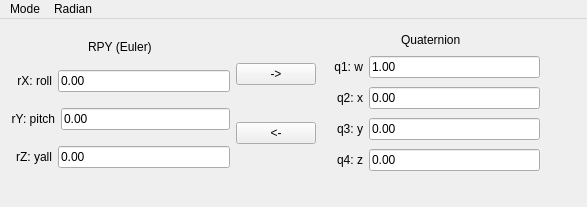
Above: mainwindow.ui from jinhuang712/Converter before the change. Below: the same form after it.
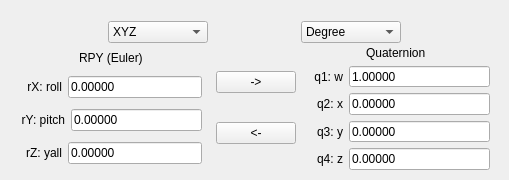
That is the form after the change.

Patch:
```diff
--- a/mainwindow.ui
+++ b/mainwindow.ui
@@ -6,8 +6,8 @@
    <rect>
     <x>0</x>
     <y>0</y>
-    <width>587</width>
-    <height>207</height>
+    <width>509</width>
+    <height>180</height>
    </rect>
   </property>
   <property name="windowTitle">
@@ -17,15 +17,75 @@
    <widget class="QWidget" name="horizontalLayoutWidget">
     <property name="geometry">
      <rect>
-      <x>0</x>
-      <y>0</y>
-      <width>551</width>
+      <x>10</x>
+      <y>10</y>
+      <width>491</width>
       <height>171</height>
      </rect>
     </property>
+    <layout class="QVBoxLayout" name="verticalLayout_3">
+     <property name="spacing">
+      <number>3</number>
+     </property>
+     <property name="sizeConstraint">
+      <enum>QLayout::SetMaximumSize</enum>
+     </property>
+     <item>
+      <layout class="QGridLayout" name="gridLayout">
+       <item row="0" column="1">
+        <widget class="QComboBox" name="mode">
+         <property name="maximumSize">
+          <size>
+           <width>100</width>
+           <height>16777215</height>
+          </size>
+         </property>
+         <item>
+          <property name="text">
+           <string>XYZ</string>
+          </property>
+         </item>
+         <item>
+          <property name="text">
+           <string>YZX</string>
+          </property>
+         </item>
+         <item>
+          <property name="text">
+           <string>ZXY</string>
+          </property>
+         </item>
+        </widget>
+       </item>
+       <item row="0" column="2">
+        <widget class="QComboBox" name="math">
+         <property name="maximumSize">
+          <size>
+           <width>100</width>
+           <height>16777215</height>
+          </size>
+         </property>
+         <item>
+          <property name="text">
+           <string>Degree</string>
+          </property>
+         </item>
+         <item>
+          <property name="text">
+           <string>Radians</string>
+          </property>
+         </item>
+        </widget>
+       </item>
+      </layout>
+     </item>
+     <item>
     <layout class="QHBoxLayout" name="horizontalLayout">
      <item>
       <layout class="QVBoxLayout" name="verticalLayout_2">
+         <property name="rightMargin">
+          <number>8</number>
+         </property>
        <item alignment="Qt::AlignHCenter">
         <widget class="QLabel" name="rpy_label">
          <property name="sizePolicy">
@@ -44,7 +104,7 @@
          <item row="0" column="1">
           <widget class="QLineEdit" name="rX">
            <property name="text">
-            <string>0.00</string>
+              <string>0.00000</string>
            </property>
           </widget>
          </item>
@@ -77,7 +137,7 @@
          <item row="0" column="1">
           <widget class="QLineEdit" name="rY">
            <property name="text">
-            <string>0.00</string>
+              <string>0.00000</string>
            </property>
           </widget>
          </item>
@@ -110,7 +170,7 @@
          <item row="0" column="1">
           <widget class="QLineEdit" name="rZ">
            <property name="text">
-            <string>0.00</string>
+              <string>0.00000</string>
            </property>
           </widget>
          </item>
@@ -166,6 +226,9 @@
      </item>
      <item>
       <layout class="QVBoxLayout" name="verticalLayout">
+         <property name="spacing">
+          <number>6</number>
+         </property>
        <item alignment="Qt::AlignHCenter">
         <widget class="QLabel" name="quaternion_label">
          <property name="sizePolicy">
@@ -181,13 +244,6 @@
        </item>
        <item>
         <layout class="QGridLayout" name="q1_group">
-         <item row="0" column="1">
-          <widget class="QLineEdit" name="q1">
-           <property name="text">
-            <string>1.00</string>
-           </property>
-          </widget>
-         </item>
          <item row="0" column="0">
           <widget class="QLabel" name="q1_label">
            <property name="sizePolicy">
@@ -210,6 +266,13 @@
            </property>
           </widget>
          </item>
+           <item row="0" column="1">
+            <widget class="QLineEdit" name="q1">
+             <property name="text">
+              <string>1.00000</string>
+             </property>
+            </widget>
+           </item>
         </layout>
        </item>
        <item>
@@ -217,7 +280,7 @@
          <item row="0" column="1">
           <widget class="QLineEdit" name="q2">
            <property name="text">
-            <string>0.00</string>
+              <string>0.00000</string>
            </property>
           </widget>
          </item>
@@ -250,7 +313,7 @@
          <item row="0" column="1">
           <widget class="QLineEdit" name="q3">
            <property name="text">
-            <string>0.00</string>
+              <string>0.00000</string>
            </property>
           </widget>
          </item>
@@ -283,7 +346,7 @@
          <item row="0" column="1">
           <widget class="QLineEdit" name="q4">
            <property name="text">
-            <string>0.00</string>
+              <string>0.00000</string>
            </property>
           </widget>
          </item>
@@ -314,35 +377,10 @@
       </layout>
      </item>
     </layout>
+     </item>
+    </layout>
    </widget>
   </widget>
-  <widget class="QMenuBar" name="menuBar">
-   <property name="geometry">
-    <rect>
-     <x>0</x>
-     <y>0</y>
-     <width>587</width>
-     <height>20</height>
-    </rect>
-   </property>
-   <widget class="QMenu" name="menuMode">
-    <property name="title">
-     <string>Mode</string>
-    </property>
-    <addaction name="actionXYZ"/>
-    <addaction name="actionZXY"/>
-    <addaction name="actionYZX"/>
-   </widget>
-   <widget class="QMenu" name="menuRadian">
-    <property name="title">
-     <string>Radian</string>
-    </property>
-    <addaction name="actionRadians"/>
-    <addaction name="actionDegrees"/>
-   </widget>
-   <addaction name="menuMode"/>
-   <addaction name="menuRadian"/>
-  </widget>
   <action name="actionXYZ">
    <property name="text">
     <string>XYZ</string>
```
Left out of the diff: 2 changed lines with no effect on the pictures. Lines whose indentation alone changed are shown as unchanged.
